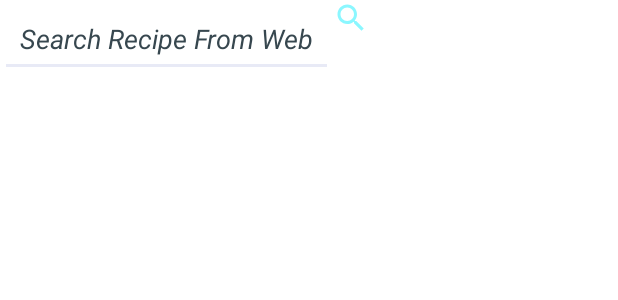
After one commit to Sparsh011/Recipes, an Android app: the layout activity_search_recipe_from_api.xml on its own in the app's theme, with its tools: preview values and no code run, on a phone screen of 412 x 824 dp. The commit adds this screen. Shown: the top 300 px of the screen. Run offline under Robolectric (Android 15) with nearby library versions, the phone set to English and light mode, and no system bars.

```diff
--- a/app/src/main/java/com/example/recipes/model/network/RandomDishApiService.kt
+++ b/app/src/main/java/com/example/recipes/model/network/RandomDishApiService.kt
@@ -1,8 +1,10 @@
 package com.example.recipes.model.network
 
 import com.example.recipes.model.entities.RandomDish
+import com.example.recipes.model.entities.SearchRecipeResult
 import com.example.recipes.utils.Constants
 import io.reactivex.rxjava3.core.Single
+import retrofit2.Response
 import retrofit2.Retrofit
 import retrofit2.adapter.rxjava3.RxJava3CallAdapterFactory
 import retrofit2.converter.gson.GsonConverterFactory
@@ -17,4 +19,8 @@ class RandomDishApiService {
     fun getRandomDish(): Single<RandomDish.Recipes>{
         return api.getRandomDish(Constants.API_KEY_VALUE, Constants.LIMIT_LICENSE_VALUE, Constants.TAGS_VALUE, Constants.NUMBER_VALUE)
     }
+
+    suspend fun getSearchRecipeResult(query: String) : Response<SearchRecipeResult>{
+        return api.searchRecipes(Constants.API_KEY_VALUE, query, Constants.LIMIT_LICENSE_VALUE, 5)
+    }
 }
--- a/app/src/main/java/com/example/recipes/utils/Constants.kt
+++ b/app/src/main/java/com/example/recipes/utils/Constants.kt
@@ -9,7 +9,7 @@ object Constants {
     const val EXTRA_DISH_DETAILS: String = "DishDetails"
     const val FILTER_SELECTION: String = "FilterSelection"
     const val ALL_ITEMS: String = "All"
-    const val API_ENDPOINT = "recipes/random" // Will attach it to the base url
+    const val API_ENDPOINT_FOR_RANDOM_DISH = "recipes/random" // Will attach it to the base url
     const val API_KEY : String = "apiKey"
     const val LIMIT_LICENSE: String = "limitLicense"
     const val TAGS: String = "tags" //The tags (can be diets, meal types, cuisines, or intolerances) that the recipe must have.
@@ -22,6 +22,8 @@ object Constants {
     const val NOTIFICATION_ID = "FavRecipe_notification_id"
     const val NOTIFICATION_NAME = "FavRecipe"
     const val NOTIFICATION_CHANNEL = "FavRecipe_channel_01"
+    const val API_ENDPOINT_FOR_SEARCH_RECIPE = "recipes/complexSearch"
+    const val QUERY = "query"
 
     fun dishTypes(): ArrayList<String>{
         val list = ArrayList<String>()
--- a/app/src/main/java/com/example/recipes/viewmodel/RandomDishViewModel.kt
+++ b/app/src/main/java/com/example/recipes/viewmodel/RandomDishViewModel.kt
@@ -6,7 +6,6 @@ import com.example.recipes.model.entities.RandomDish
 import com.example.recipes.model.network.RandomDishApiService
 import io.reactivex.rxjava3.android.schedulers.AndroidSchedulers
 import io.reactivex.rxjava3.disposables.CompositeDisposable
-import io.reactivex.rxjava3.disposables.Disposable
 import io.reactivex.rxjava3.observers.DisposableSingleObserver
 import io.reactivex.rxjava3.schedulers.Schedulers
 
--- /dev/null
+++ b/app/src/main/res/drawable/ic_baseline_search_24.xml
@@ -0,0 +1,5 @@
+<vector android:height="24dp" android:tint="#8BF7FF"
+    android:viewportHeight="24" android:viewportWidth="24"
+    android:width="24dp" xmlns:android="http://schemas.android.com/apk/res/android">
+    <path android:fillColor="@android:color/white" android:pathData="M15.5,14h-0.79l-0.28,-0.27C15.41,12.59 16,11.11 16,9.5 16,5.91 13.09,3 9.5,3S3,5.91 3,9.5 5.91,16 9.5,16c1.61,0 3.09,-0.59 4.23,-1.57l0.27,0.28v0.79l5,4.99L20.49,19l-4.99,-5zM9.5,14C7.01,14 5,11.99 5,9.5S7.01,5 9.5,5 14,7.01 14,9.5 11.99,14 9.5,14z"/>
+</vector>
--- /dev/null
+++ b/app/src/main/res/layout/activity_search_recipe_from_api.xml
@@ -0,0 +1,41 @@
+<?xml version="1.0" encoding="utf-8"?>
+<androidx.constraintlayout.widget.ConstraintLayout xmlns:android="http://schemas.android.com/apk/res/android"
+    xmlns:app="http://schemas.android.com/apk/res-auto"
+    xmlns:tools="http://schemas.android.com/tools"
+    android:layout_width="match_parent"
+    android:layout_height="match_parent"
+    tools:context=".view.activities.SearchRecipeFromAPI">
+
+    <EditText
+        android:id="@+id/et_search_recipe_from_api"
+        android:layout_width="wrap_content"
+        android:layout_height="wrap_content"
+        android:hint="Search Recipe From Web"
+        android:padding="@dimen/_10sdp"
+        android:textColorHint="@color/blue_grey_700"
+        android:textStyle="italic"
+        app:layout_constraintHorizontal_bias="0.5"
+        app:layout_constraintTop_toTopOf="parent"
+        app:layout_constraintStart_toStartOf="parent" />
+
+    <ImageView
+        android:id="@+id/ivSearch"
+        android:layout_width="wrap_content"
+        android:layout_height="wrap_content"
+        android:src="@drawable/ic_baseline_search_24"
+        app:layout_constraintStart_toEndOf="@+id/et_search_recipe_from_api"
+        app:layout_constraintTop_toTopOf="parent"/>
+
+    <androidx.recyclerview.widget.RecyclerView
+        android:id="@+id/rv_searched_recipes"
+        android:layout_width="match_parent"
+        android:layout_height="wrap_content"
+        android:visibility="visible"
+        app:layout_constraintTop_toBottomOf="@+id/et_search_recipe_from_api"
+        app:layout_constraintStart_toStartOf="parent"
+        app:layout_constraintEnd_toEndOf="parent"
+        android:layout_margin="@dimen/_10sdp"
+        android:padding="@dimen/_10sdp"
+        />
+
+</androidx.constraintlayout.widget.ConstraintLayout>
```
Also changed, not shown: app/src/main/AndroidManifest.xml (+12 -12 lines), app/src/main/java/com/example/recipes/model/entities/Result.kt (added, +8 -0 lines), app/src/main/java/com/example/recipes/model/entities/SearchRecipeResult.kt (added, +8 -0 lines), app/src/main/java/com/example/recipes/model/network/RandomDishAPI.kt (+12 -3 lines), app/src/main/java/com/example/recipes/view/activities/SearchRecipeFromAPI.kt (added, +39 -0 lines), app/src/main/java/com/example/recipes/view/adapters/SearchRecipeResultAdapter.kt (added, +49 -0 lines), app/src/main/java/com/example/recipes/view/fragments/AllDishesFragment.kt (+8 -5 lines), app/src/main/java/com/example/recipes/viewmodel/DashboardViewModel.kt (deleted, +0 -13 lines), app/src/main/java/com/example/recipes/viewmodel/HomeViewModel.kt (deleted, +0 -13 lines), app/src/main/java/com/example/recipes/viewmodel/NotificationsViewModel.kt (deleted, +0 -12 lines), app/src/main/java/com/example/recipes/viewmodel/SearchRecipeViewModel.kt (added, +35 -0 lines), app/src/main/res/layout/fragment_all_dishes.xml (+10 -0 lines), app/src/main/res/layout/item_search_recipe_result.xml (added, +24 -0 lines).
